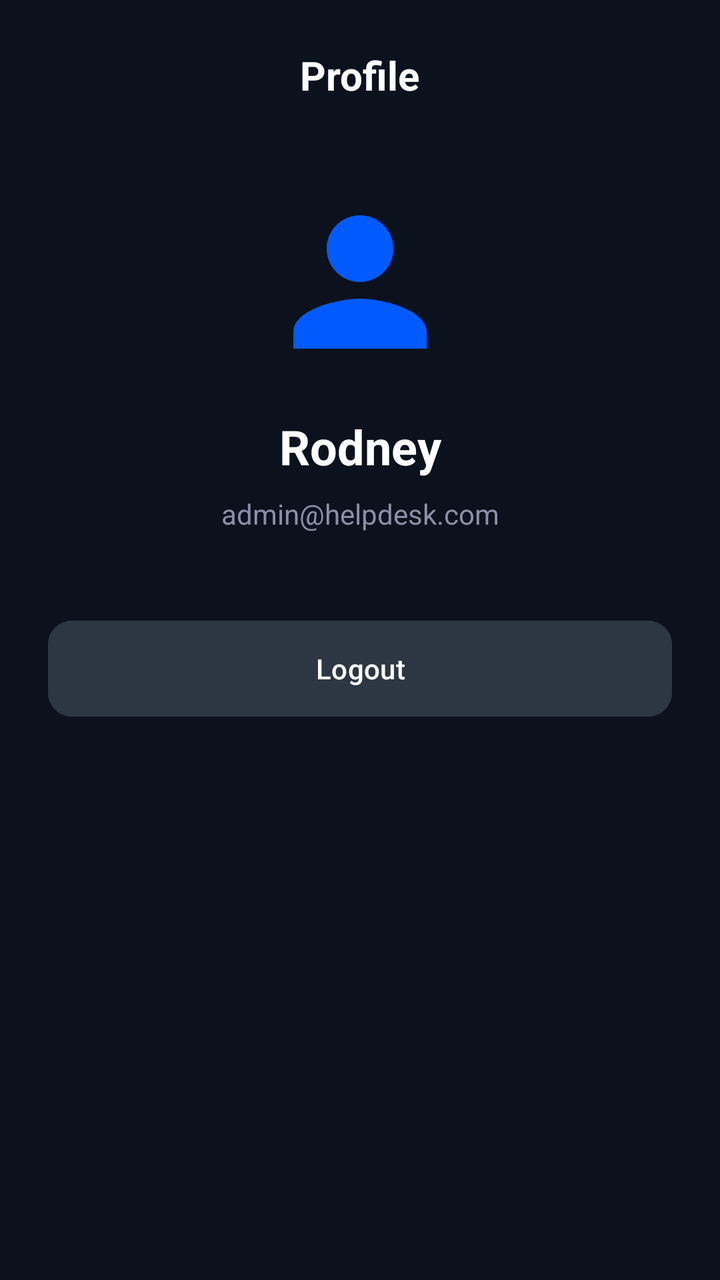
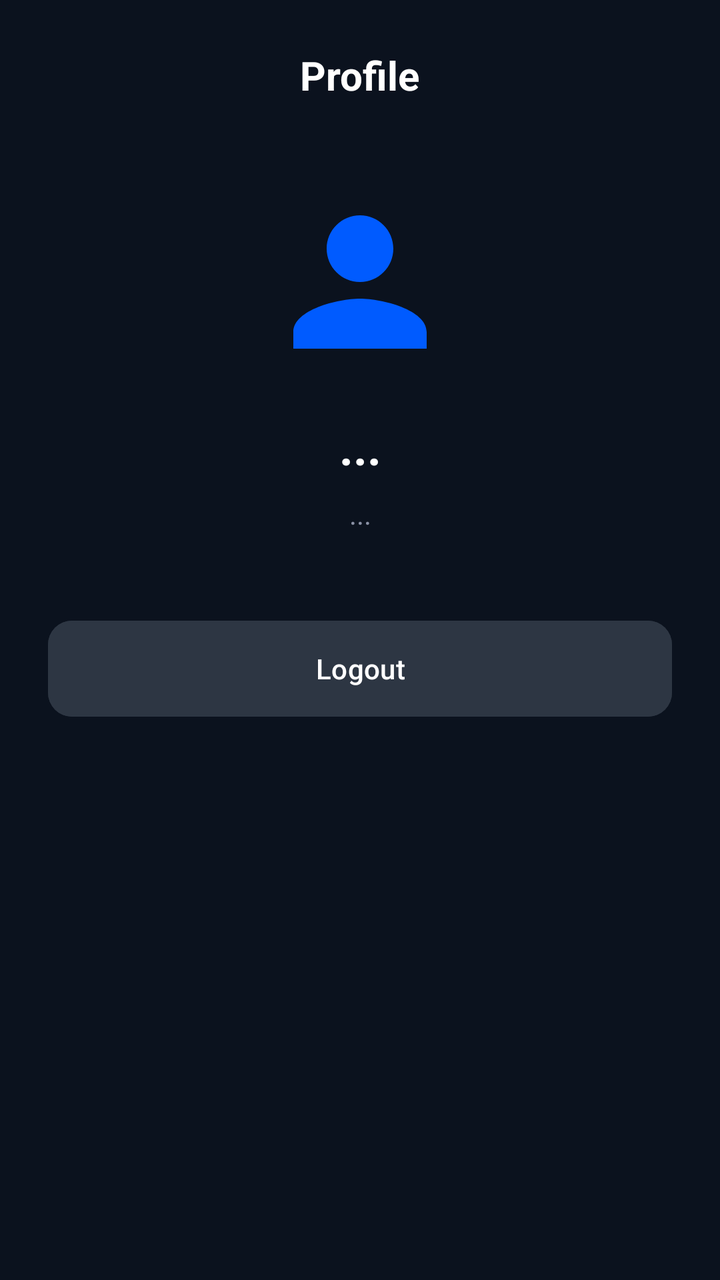

Two renders of the same Android screen: before a commit and after it. Below are the layout's source before the change and the commit's diff.
<!-- AndroidManifest.xml: application theme Theme.SupportAssist -->
<!-- res/layout/fragment_profile.xml -->
<?xml version="1.0" encoding="utf-8"?>
<androidx.constraintlayout.widget.ConstraintLayout xmlns:android="http://schemas.android.com/apk/res/android"
    xmlns:app="http://schemas.android.com/apk/res-auto"
    android:layout_width="match_parent"
    android:layout_height="match_parent"
    android:background="@color/bg_color"
    android:padding="24dp">

    <TextView
        android:id="@+id/tv_profile_title"
        android:layout_width="wrap_content"
        android:layout_height="wrap_content"
        android:text="@string/nav_profile"
        android:textColor="@color/white"
        android:textSize="20sp"
        android:textStyle="bold"
        app:layout_constraintEnd_toEndOf="parent"
        app:layout_constraintStart_toStartOf="parent"
        app:layout_constraintTop_toTopOf="parent" />

    <ImageView
        android:id="@+id/iv_profile_pic"
        android:layout_width="100dp"
        android:layout_height="100dp"
        android:layout_marginTop="40dp"
        android:src="@drawable/ic_profile"
        app:layout_constraintEnd_toEndOf="parent"
        app:layout_constraintStart_toStartOf="parent"
        app:layout_constraintTop_toBottomOf="@+id/tv_profile_title"
        app:tint="@color/primary_blue" />

    <TextView
        android:id="@+id/tv_profile_name"
        android:layout_width="wrap_content"
        android:layout_height="wrap_content"
        android:layout_marginTop="16dp"
        android:text="Rodney"
        android:textColor="@color/white"
        android:textSize="24sp"
        android:textStyle="bold"
        app:layout_constraintEnd_toEndOf="parent"
        app:layout_constraintStart_toStartOf="parent"
        app:layout_constraintTop_toBottomOf="@+id/iv_profile_pic" />

    <TextView
        android:id="@+id/tv_profile_email"
        android:layout_width="wrap_content"
        android:layout_height="wrap_content"
        android:layout_marginTop="8dp"
        android:text="admin@helpdesk.com"
        android:textColor="@color/text_grey"
        app:layout_constraintEnd_toEndOf="parent"
        app:layout_constraintStart_toStartOf="parent"
        app:layout_constraintTop_toBottomOf="@+id/tv_profile_name" />

    <Button
        android:id="@+id/btn_logout"
        android:layout_width="match_parent"
        android:layout_height="56dp"
        android:layout_marginTop="40dp"
        android:backgroundTint="@color/divider_color"
        android:text="Logout"
        android:textAllCaps="false"
        android:textColor="@color/white"
        app:cornerRadius="12dp"
        app:layout_constraintTop_toBottomOf="@+id/tv_profile_email" />

</androidx.constraintlayout.widget.ConstraintLayout>
<!-- resources referenced by this layout -->
<resources>
  <color name="bg_color">#0B121E</color>
  <color name="divider_color">#2D3643</color>
  <color name="primary_blue">#005BFF</color>
  <color name="text_grey">#8A91A5</color>
  <color name="white">#FFFFFFFF</color>
  <!-- drawable ic_profile (drawable) -->
  <vector xmlns:android="http://schemas.android.com/apk/res/android"
      android:width="24dp"
      android:height="24dp"
      android:viewportWidth="24"
      android:viewportHeight="24">
      <path
          android:fillColor="@color/nav_inactive"
          android:pathData="M12,12c2.21,0 4,-1.79 4,-4s-1.79,-4 -4,-4 -4,1.79 -4,4 1.79,4 4,4zm0,2c-2.67,0 -8,1.34 -8,4v2h16v-2c0,-2.66 -5.33,-4 -8,-4z" />
  </vector>
  <string name="nav_profile">Profile</string>
  <style name="Theme.SupportAssist" parent="Base.Theme.SupportAssist" />
  <color name="nav_inactive">#5A6475</color>
  <style name="Base.Theme.SupportAssist" parent="Theme.Material3.DayNight.NoActionBar">
          
          
      </style>
</resources>

<!-- the commit's change to res/layout/fragment_profile.xml (unified diff, before → after) -->
@@ -34,7 +34,7 @@
         android:layout_width="wrap_content"
         android:layout_height="wrap_content"
         android:layout_marginTop="16dp"
-        android:text="Rodney"
+        android:text="..."
         android:textColor="@color/white"
         android:textSize="24sp"
         android:textStyle="bold"
@@ -47,7 +47,7 @@
         android:layout_width="wrap_content"
         android:layout_height="wrap_content"
         android:layout_marginTop="8dp"
-        android:text="admin@helpdesk.com"
+        android:text="..."
         android:textColor="@color/text_grey"
         app:layout_constraintEnd_toEndOf="parent"
         app:layout_constraintStart_toStartOf="parent"
